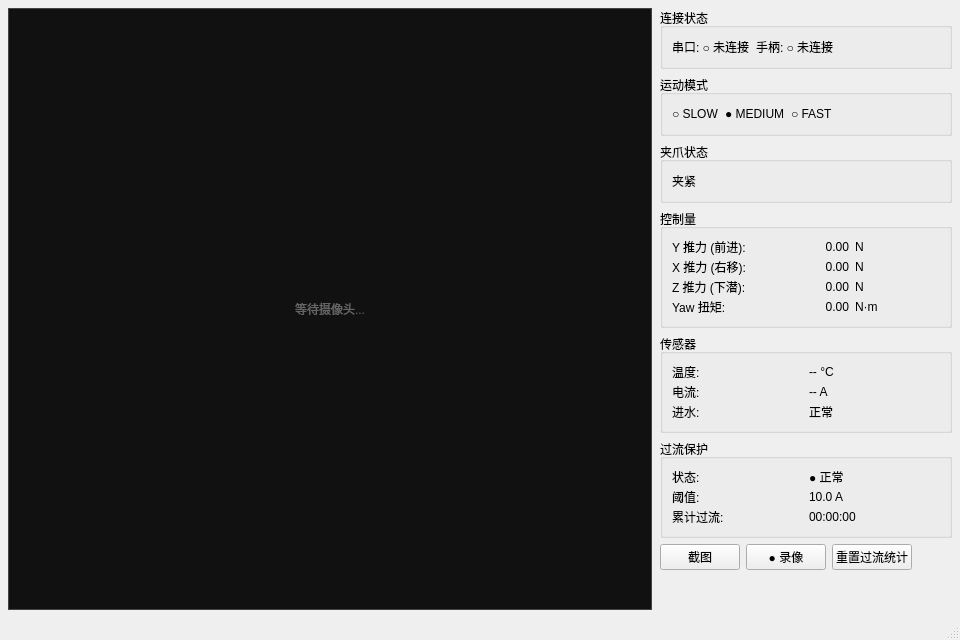
Qt form ui/main_window.ui (chengzixiaoyyds/EVControlTest4_B) before a commit.
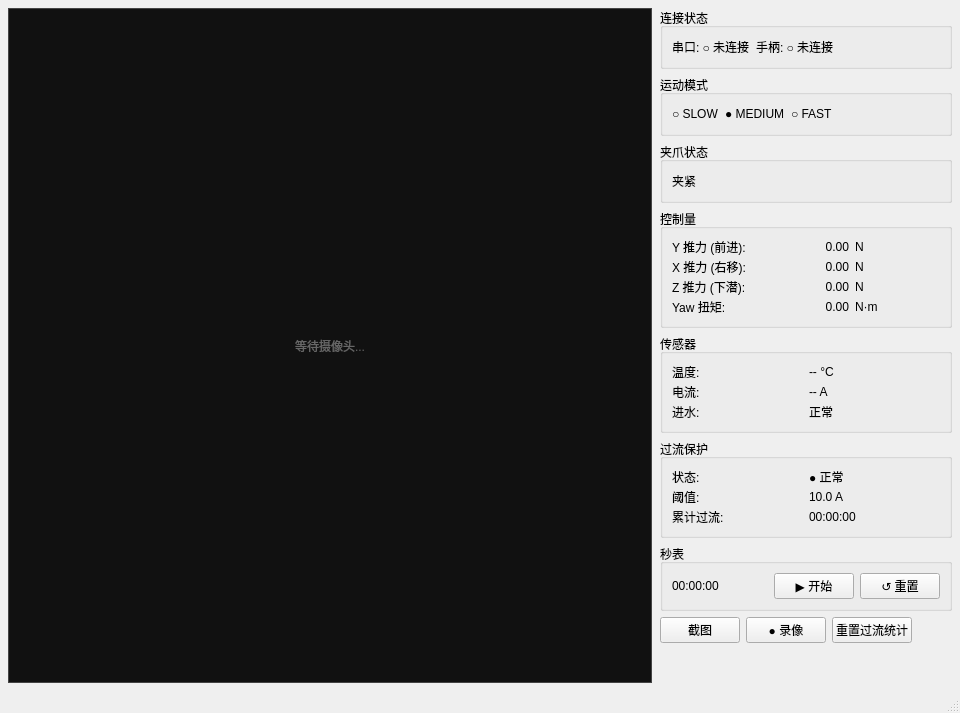
The same form after that commit.

```diff
--- a/ui/main_window.ui
+++ b/ui/main_window.ui
@@ -117,6 +117,18 @@
         </layout>
        </widget>
       </item>
+      <item>
+       <!-- 秒表 -->
+       <widget class="QGroupBox" name="stopwatchGroup">
+        <property name="title"><string>秒表</string></property>
+        <layout class="QHBoxLayout" name="stopwatchLayout">
+         <item><widget class="QLabel" name="lblStopwatch"><property name="text"><string>00:00:00</string></property></widget></item>
+         <item><spacer name="swSpacer"><property name="orientation"><enum>Qt::Horizontal</enum></property><property name="sizeHint"><size><width>20</width><height>20</height></size></property></spacer></item>
+         <item><widget class="QPushButton" name="btnStopwatch"><property name="text"><string>▶ 开始</string></property></widget></item>
+         <item><widget class="QPushButton" name="btnStopwatchReset"><property name="text"><string>↺ 重置</string></property></widget></item>
+        </layout>
+       </widget>
+      </item>
       <item>
        <!-- 操作按钮 -->
        <layout class="QHBoxLayout" name="actionLayout">
```
